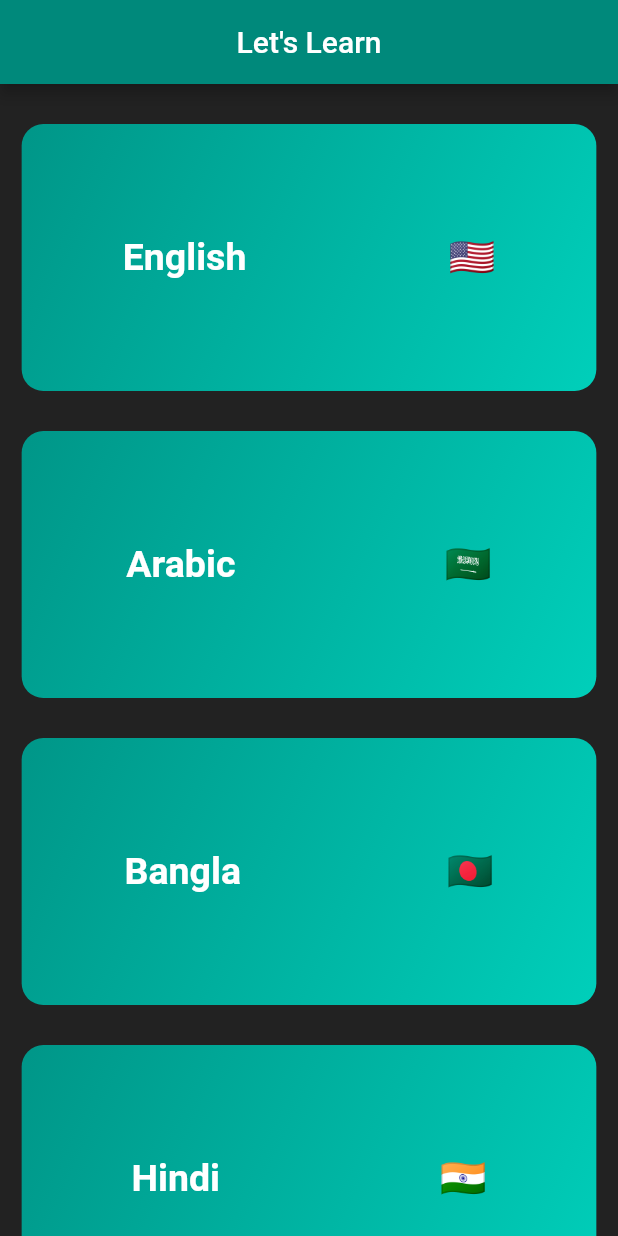
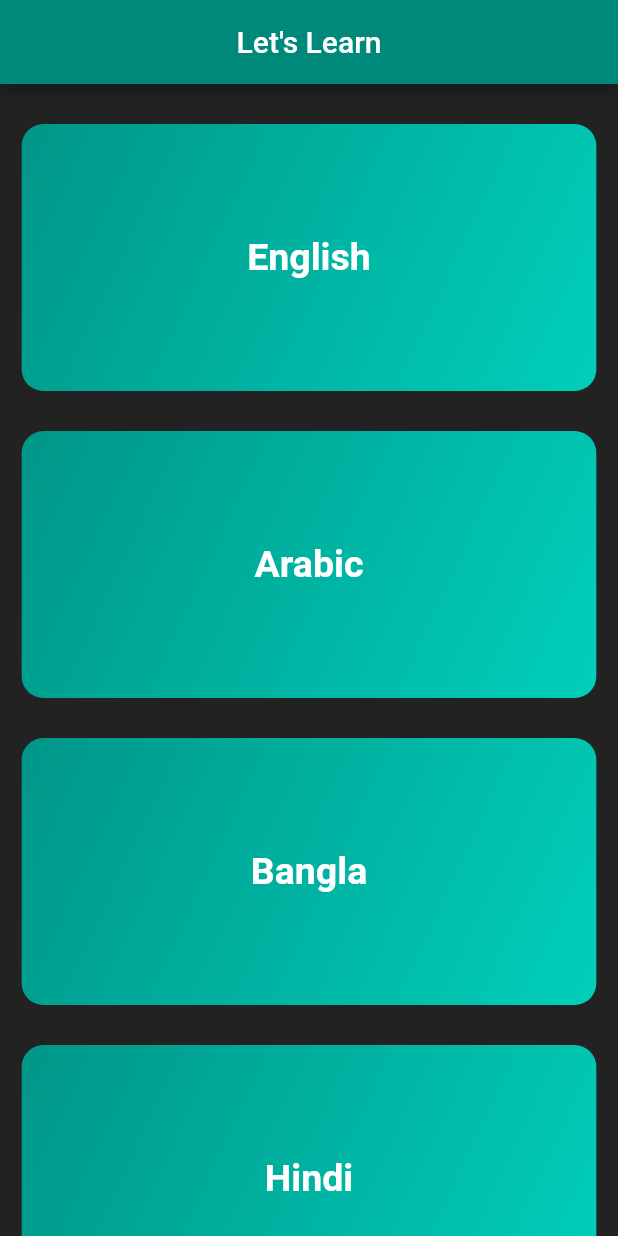
Before and after one commit to MaichelSameh/learn_alphabet, a Flutter app: the screen it shows after launch, on a phone screen of 412 x 824 dp. Run offline on Flutter 3.47's test engine with Material 2 defaults, Android fonts, the phone set to English and light mode, and no system bars.

Commit message:
removing the flag

```diff
--- a/lib/home_screen.dart
+++ b/lib/home_screen.dart
@@ -62,24 +62,16 @@ class HomeScreen extends StatelessWidget {
                     Navigator.pushNamed(context, lang.route);
                   },
                   child: Container(
+                    alignment: Alignment.center,
                     height: _size.height(200),
                     margin: EdgeInsets.symmetric(vertical: _size.height(15)),
                     decoration: BoxDecoration(
                       borderRadius: BorderRadius.circular(_size.width(15)),
                       gradient: MyPalette.gradient,
                     ),
-                    child: Row(
-                      mainAxisAlignment: MainAxisAlignment.spaceAround,
-                      children: [
-                        Text(
-                          lang.title,
-                          style: Theme.of(context).textTheme.headline2,
-                        ),
-                        Text(
-                          lang.flag,
-                          style: Theme.of(context).textTheme.headline2,
-                        ),
-                      ],
+                    child: Text(
+                      lang.title,
+                      style: Theme.of(context).textTheme.headline2,
                     ),
                   ),
                 ),
```
